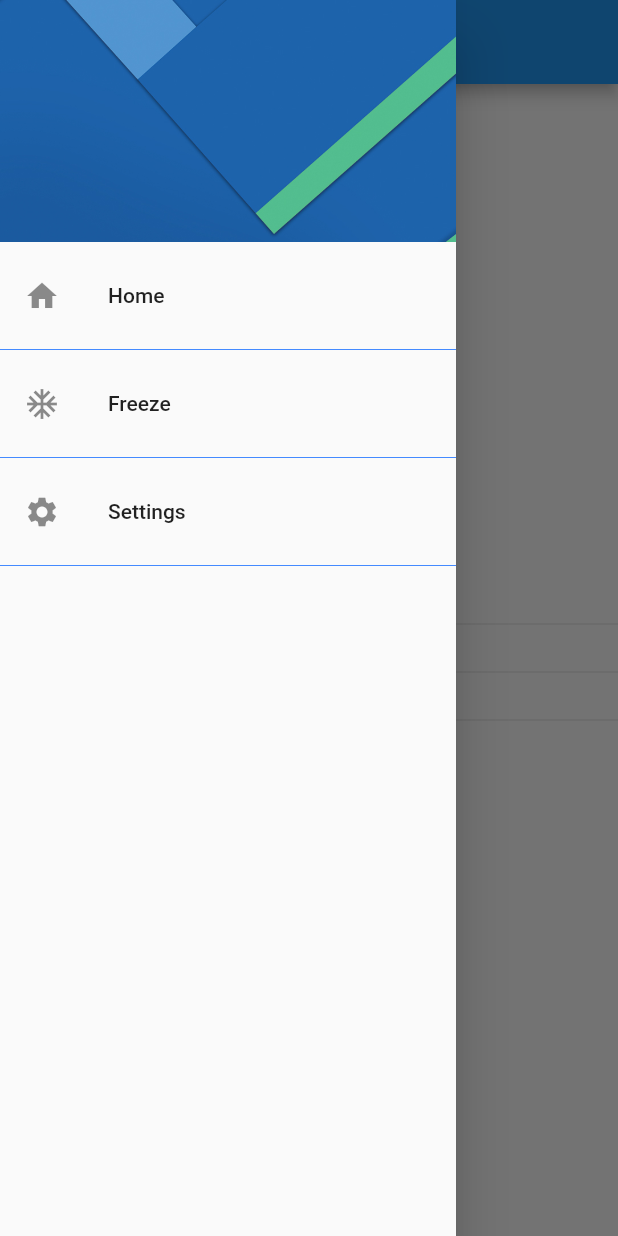
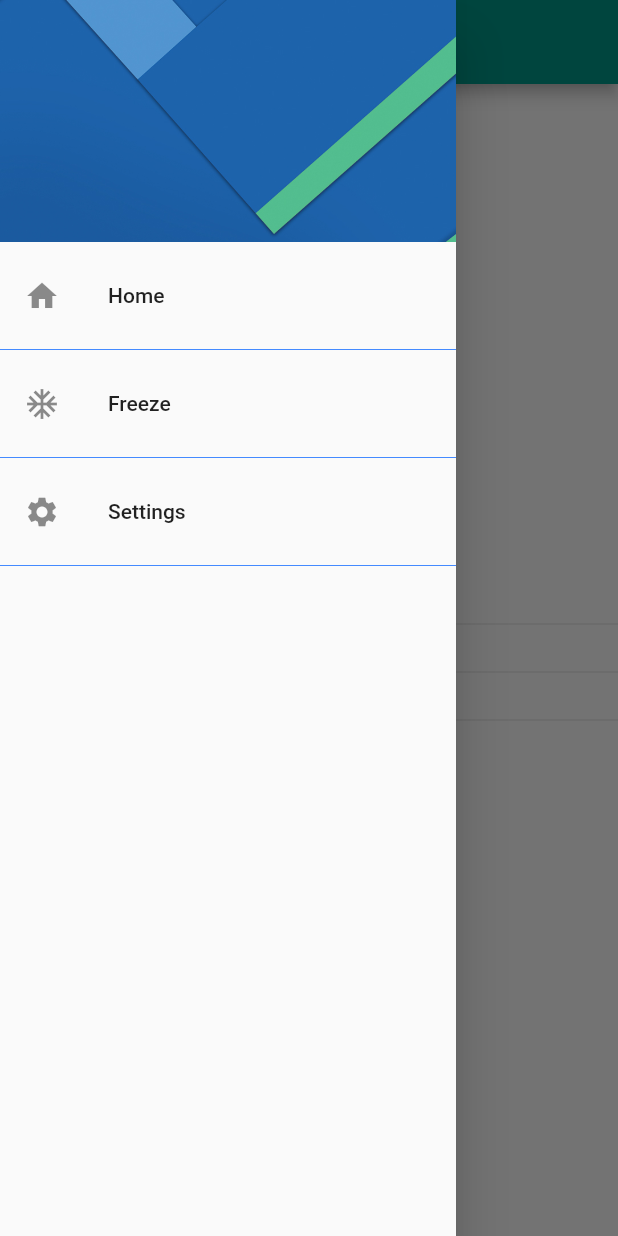
Before and after one commit to juanvarco95/Preferencias_usuario, a Flutter app: the screen it shows after launch, with the side drawer open, on a phone screen of 412 x 824 dp. Run offline on Flutter 3.47's test engine with Material 2 defaults, Android fonts, the phone set to English and light mode, and no system bars; our stand-ins replace shared_preferences.

Commit message:
Preferencias de usuario

```diff
--- a/lib/main.dart
+++ b/lib/main.dart
@@ -1,19 +1,27 @@
 import 'package:flutter/material.dart';
 import 'package:preferencias_usuario/src/pages/home_page.dart';
 import 'package:preferencias_usuario/src/pages/settings_page.dart';
+import 'package:preferencias_usuario/src/shared/preferencias_usuario.dart';
 
-void main() => runApp(const MyApp());
+void main() async {
+  WidgetsFlutterBinding.ensureInitialized();
+  final prefs = PreferenciasUsuario();
+  await prefs.initPrefs();
+
+  runApp(MyApp());
+}
 
 class MyApp extends StatelessWidget {
-  const MyApp({Key? key}) : super(key: key);
+  MyApp({Key? key}) : super(key: key);
 
   @override
   Widget build(BuildContext context) {
+    final prefs = PreferenciasUsuario();
     return MaterialApp(
       debugShowCheckedModeBanner: false,
-      initialRoute: HomePage.routeName,
+      initialRoute: prefs.ultimaPagina,
       routes: {
-        HomePage.routeName: (_) => const HomePage(),
+        HomePage.routeName: (_) => HomePage(),
         SettingsPage.routeName: (_) => const SettingsPage()
       },
     );
--- a/lib/src/pages/home_page.dart
+++ b/lib/src/pages/home_page.dart
@@ -1,27 +1,32 @@
 import 'package:flutter/material.dart';
+import 'package:preferencias_usuario/src/shared/preferencias_usuario.dart';
 import 'package:preferencias_usuario/src/widgets/drawer_widget.dart';
 
 class HomePage extends StatelessWidget {
-  const HomePage({Key? key}) : super(key: key);
+  HomePage({Key? key}) : super(key: key);
 
   static const String routeName = 'home';
+  final prefs = PreferenciasUsuario();
 
   @override
   Widget build(BuildContext context) {
+    prefs.ultimaPagina = HomePage.routeName;
+
     return Scaffold(
       appBar: AppBar(
         centerTitle: true,
+        backgroundColor: (prefs.colorSecundario) ? Colors.teal : Colors.blue,
         title: const Text('HomePage'),
       ),
       drawer: const DrawerWidget(),
       body: Column(
         mainAxisAlignment: MainAxisAlignment.center,
-        children: const [
-          Text('Nombre:'),
-          Divider(),
-          Text('Género:'),
-          Divider(),
-          Text('Color secundario:'),
+        children: [
+          Text('Nombre: ${prefs.nombre}'),
+          const Divider(),
+          Text('Género: ${prefs.genero}'),
+          const Divider(),
+          Text('Color secundario: ${prefs.colorSecundario}'),
           Divider(),
         ],
       ),
--- /dev/null
+++ b/lib/src/shared/preferencias_usuario.dart
@@ -0,0 +1,50 @@
+import 'package:shared_preferences/shared_preferences.dart';
+
+class PreferenciasUsuario {
+  // Patrón singleton
+  static final PreferenciasUsuario _instancia = PreferenciasUsuario._internal();
+
+  factory PreferenciasUsuario() {
+    return _instancia;
+  }
+
+  PreferenciasUsuario._internal();
+
+  late SharedPreferences _prefs;
+
+  initPrefs() async {
+    _prefs = await SharedPreferences.getInstance();
+  }
+
+  int get genero {
+    return _prefs.getInt('genero') ?? 0;
+  }
+
+  set genero(int value) {
+    _prefs.setInt('genero', value);
+  }
+
+  bool get colorSecundario {
+    return _prefs.getBool('colorSecundario') ?? true;
+  }
+
+  set colorSecundario(bool value) {
+    _prefs.setBool('colorSecundario', value);
+  }
+
+  String get nombre {
+    return _prefs.getString('nombre') ?? 'Juan';
+  }
+
+  set nombre(String value) {
+    _prefs.setString('nombre', value);
+  }
+
+  String get ultimaPagina {
+    return _prefs.getString('ultimaPagina') ?? 'home';
+  }
+
+  set ultimaPagina(String value) {
+    _prefs.setString('ultimaPagina', value);
+  }
+}
--- a/pubspec.yaml
+++ b/pubspec.yaml
@@ -34,6 +34,7 @@ dependencies:
   # The following adds the Cupertino Icons font to your application.
   # Use with the CupertinoIcons class for iOS style icons.
   cupertino_icons: ^1.0.2
+  shared_preferences: ^2.0.8
 
 dev_dependencies:
   flutter_test:
```
Also changed, not shown: lib/src/pages/settings_page.dart (+23 -8 lines), pubspec.lock.
